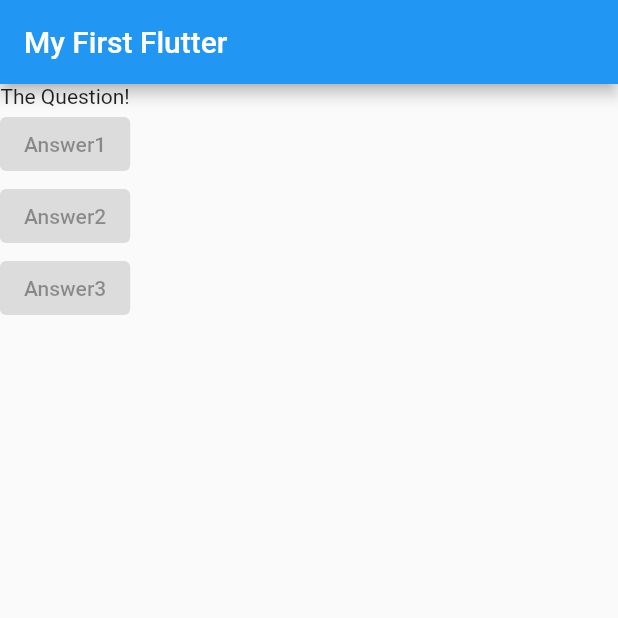
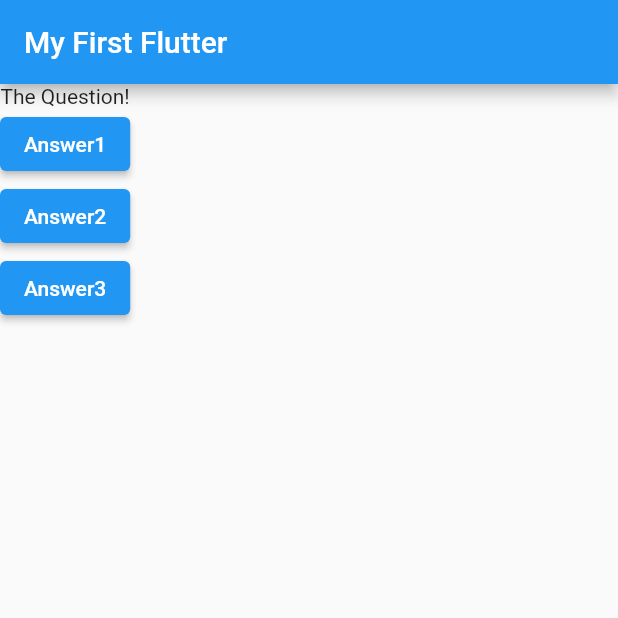
Before and after one commit to rldnrl/flutter-quiz-app, a Flutter app: the screen it shows after launch, on a phone screen of 412 x 824 dp, the top half of it. Run offline on Flutter 3.47's test engine with Material 2 defaults, Android fonts, the phone set to English and light mode, and no system bars.

```diff
--- a/lib/main.dart
+++ b/lib/main.dart
@@ -5,6 +5,18 @@ void main(List<String> args) {
 }
 
 class MyApp extends StatelessWidget {
+  void answerQuestion1() {
+    print('Answer1 choosen');
+  }
+
+  void answerQuestion2() {
+    print('Answer2 choosen');
+  }
+
+  void answerQuestion3() {
+    print('Answer3 choosen');
+  }
+
   @override
   Widget build(BuildContext context) {
     var questions = [
@@ -17,19 +29,19 @@ class MyApp extends StatelessWidget {
           title: const Text('My First Flutter'),
         ),
         body: Column(
-          children: const [
-            Text('The Question!'),
+          children: [
+            const Text('The Question!'),
             ElevatedButton(
-              onPressed: null,
-              child: Text('Answer1'),
+              onPressed: answerQuestion1,
+              child: const Text('Answer1'),
             ),
             ElevatedButton(
-              onPressed: null,
-              child: Text('Answer2'),
+              onPressed: answerQuestion2,
+              child: const Text('Answer2'),
             ),
             ElevatedButton(
-              onPressed: null,
-              child: Text('Answer3'),
+              onPressed: answerQuestion3,
+              child: const Text('Answer3'),
             ),
           ],
         ),
```
